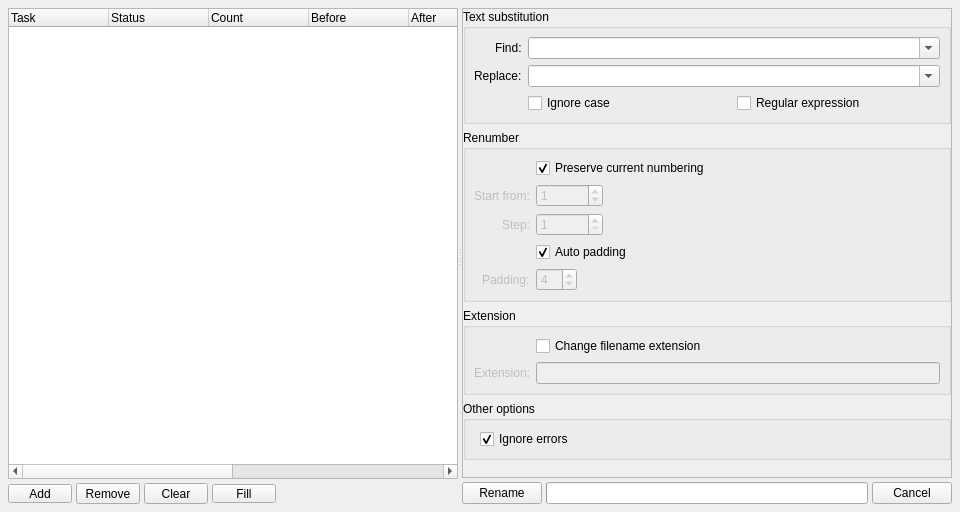
Above: sequencerename.ui from mjbonnington/sequencerename before the change. Below: the same form after it.
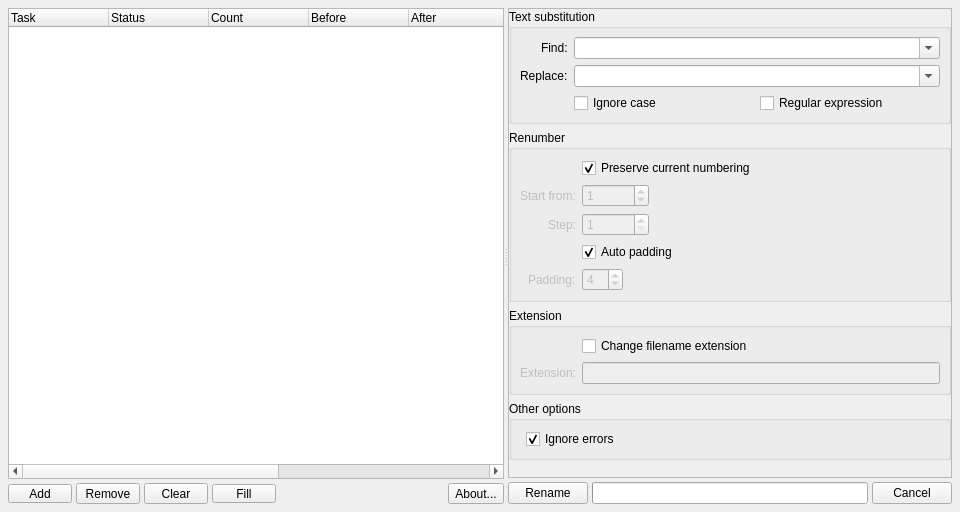
That is the form after the change. Icons and pictures are not drawn.

Commit message: Added about dialog, help tooltips, improved colour coding, and general tidying up.

What changed in the file:
```diff
--- a/sequencerename.ui
+++ b/sequencerename.ui
@@ -338,6 +338,22 @@
              </property>
             </spacer>
            </item>
+           <item>
+            <widget class="QToolButton" name="about_toolButton">
+             <property name="toolTip">
+              <string>About Seqeunce Rename</string>
+             </property>
+             <property name="text">
+              <string>About...</string>
+             </property>
+             <property name="iconSize">
+              <size>
+               <width>21</width>
+               <height>21</height>
+              </size>
+             </property>
+            </widget>
+           </item>
           </layout>
          </widget>
         </item>
```
Left out of the diff: 19 changed lines with no effect on the pictures. The commit also changes 5 other files.
